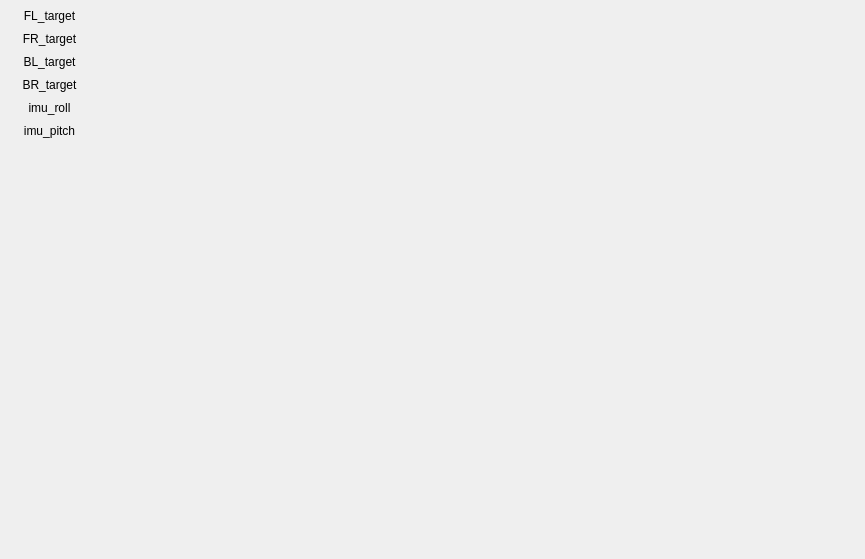
Qt form flipper_control_data/ui/main_window.ui (mjlee111/pointcloud_and_imu_flipper_angle_control) before a commit.
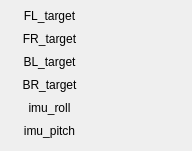
The same form after that commit. Icons and pictures are not drawn.

What changed in the file:
```diff
--- a/flipper_control_data/ui/main_window.ui
+++ b/flipper_control_data/ui/main_window.ui
@@ -6,8 +6,8 @@
    <rect>
     <x>0</x>
     <y>0</y>
-    <width>865</width>
-    <height>559</height>
+    <width>192</width>
+    <height>151</height>
    </rect>
   </property>
   <property name="windowTitle">
@@ -219,17 +219,6 @@
         <set>Qt::AlignCenter</set>
        </property>
       </widget>
-      <widget class="QWidget" name="verticalLayoutWidget">
-       <property name="geometry">
-        <rect>
-         <x>190</x>
-         <y>0</y>
-         <width>661</width>
-         <height>541</height>
-        </rect>
-       </property>
-       <layout class="QVBoxLayout" name="rviz_layout"/>
-      </widget>
      </widget>
     </item>
    </layout>
```
